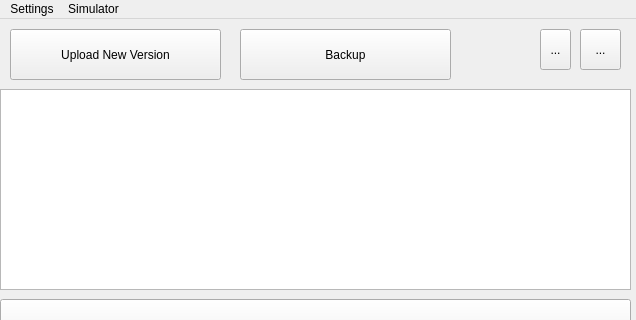
First picture: the form in github_hooks_dev/deployment_installer/dependencies/ui/elixys_uploader.ui, repository Joshua-Thompson/SofieDeployment, before the edit; both pictures show x 0 to 636 and y 0 to 320 of the 636 by 478 pixel window.
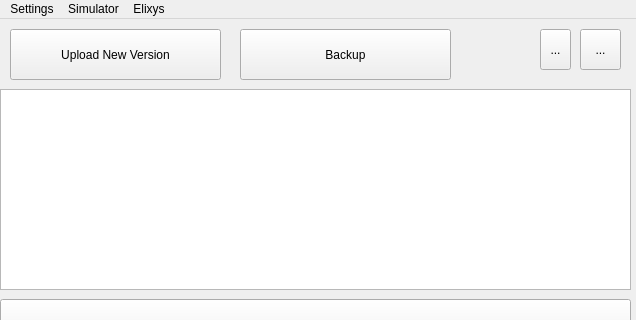
Second picture: the form after the edit. Icons and pictures are not drawn.

Commit message: UI now a little easier to understand.  Enables/Disables options when they should be available.  Spawing Processes for unzipping the simulator

The edit to the form file:
```diff
--- a/github_hooks_dev/deployment_installer/dependencies/ui/elixys_uploader.ui
+++ b/github_hooks_dev/deployment_installer/dependencies/ui/elixys_uploader.ui
@@ -153,7 +153,7 @@
      <x>0</x>
      <y>0</y>
      <width>636</width>
-     <height>22</height>
+     <height>31</height>
     </rect>
    </property>
    <property name="defaultUp">
@@ -179,9 +179,21 @@
     <addaction name="separator"/>
     <addaction name="actionStart_Simulator"/>
     <addaction name="actionKill_Simulator"/>
+    <addaction name="separator"/>
+    <addaction name="actionGet_Latest_Simulator"/>
+   </widget>
+   <widget class="QMenu" name="menuElixys">
+    <property name="title">
+     <string>Elixys</string>
+    </property>
+    <addaction name="actionOpen_Network"/>
+    <addaction name="actionCalibration_Manager"/>
+    <addaction name="actionState_Monitor"/>
+    <addaction name="actionPyelixys_App"/>
    </widget>
    <addaction name="menuSettings"/>
    <addaction name="menuSimulator"/>
+   <addaction name="menuElixys"/>
   </widget>
   <action name="actionConnections">
    <property name="text">
```
Left out of the diff: 34 changed lines with no effect on the pictures. The commit also changes 1 other file.
